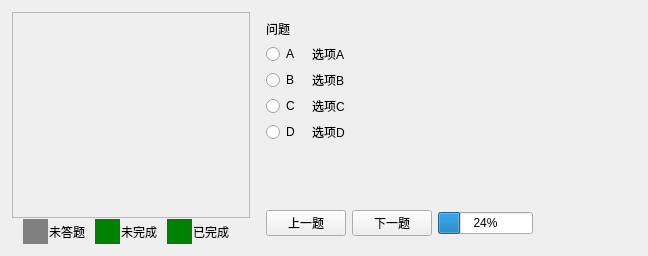
Above: ui/chapterexercise.ui from JackeyLea/CPS before the change. Below: the same form after it.
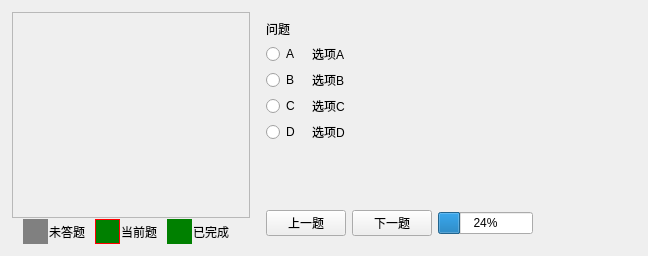
That is the form after the change.

Commit message: 添加题目状态显示功能

Diff of the .ui file:
```diff
--- a/ui/chapterexercise.ui
+++ b/ui/chapterexercise.ui
@@ -158,7 +158,7 @@
            </size>
           </property>
           <property name="text">
-           <string>未完成</string>
+           <string>当前题</string>
           </property>
          </widget>
         </item>
```
The commit also changes 2 other files.
